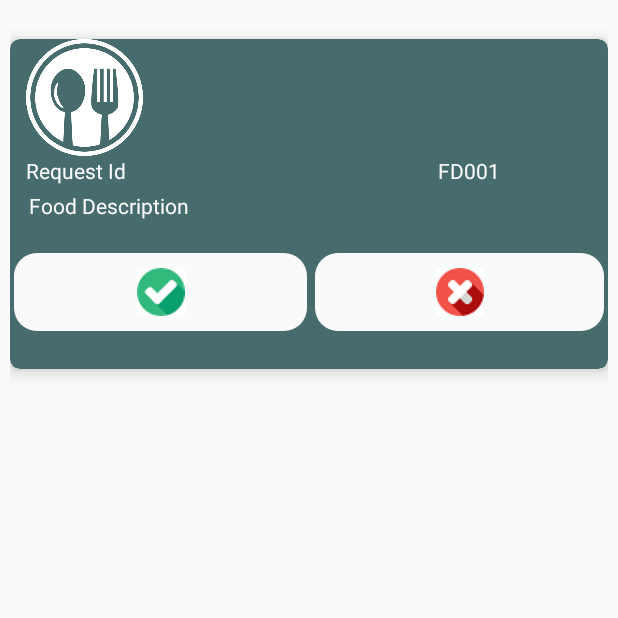
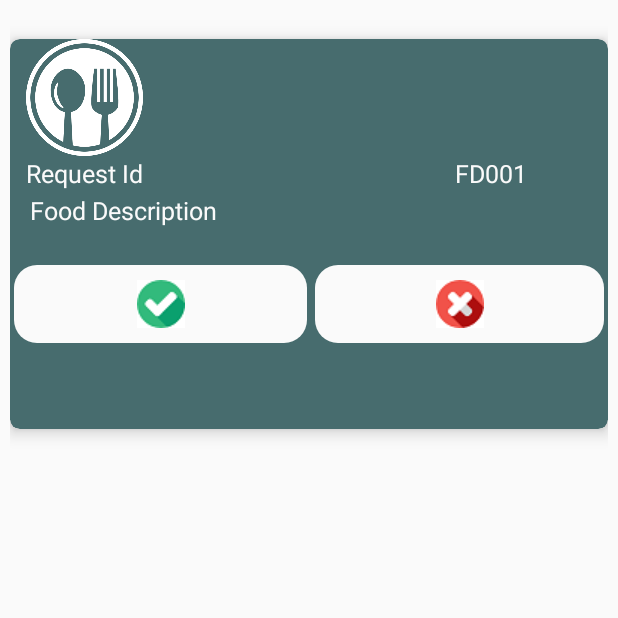
Before and after one commit to RachitShah1299/Volunteer, an Android app: the SampleHome screen opened directly, with no data from a screen before it, on a phone screen of 412 x 824 dp, the top half of it. Run offline under Robolectric (Android 15) with nearby library versions, the phone set to English and light mode, and no system bars; our stand-ins replace Firebase (no records; nobody signed in at launch, a user with empty details on screens opened directly), sdp/ssp sizes.

```diff
--- a/app/build.gradle
+++ b/app/build.gradle
@@ -38,6 +38,10 @@ dependencies {
     implementation 'com.google.firebase:firebase-database:16.0.1'
     implementation 'com.google.firebase:firebase-auth:16.0.1'
     implementation 'com.google.android.gms:play-services-maps:15.0.1'
+    implementation 'com.firebaseui:firebase-ui-storage:2.1.1'
+    implementation 'com.google.firebase:firebase-storage:11.0.2'
 
 
+    implementation 'com.google.firebase:firebase-storage:16.0.1'
+    implementation 'com.google.firebase:firebase-auth:16.0.1'
 }
--- a/app/src/main/java/com/example/rachitshah/volunteer/Forgotpassword.java
+++ b/app/src/main/java/com/example/rachitshah/volunteer/Forgotpassword.java
@@ -24,8 +24,8 @@ public class Forgotpassword extends AppCompatActivity {
     protected void onCreate(Bundle savedInstanceState) {
         super.onCreate(savedInstanceState);
         setContentView(R.layout.activity_forgotpassword);
-        this.getWindow().setFlags(WindowManager.LayoutParams.FLAG_FULLSCREEN,
-                WindowManager.LayoutParams.FLAG_FULLSCREEN); //show the activity in full screen
+      /*  this.getWindow().setFlags(WindowManager.LayoutParams.FLAG_FULLSCREEN,
+                WindowManager.LayoutParams.FLAG_FULLSCREEN); //show the activity in full screen*/
 
         setContentView(R.layout.activity_forgotpassword);
         btn = (Button) findViewById(R.id.btn);
--- a/app/src/main/java/com/example/rachitshah/volunteer/SampleHome.java
+++ b/app/src/main/java/com/example/rachitshah/volunteer/SampleHome.java
@@ -3,6 +3,7 @@ package com.example.rachitshah.volunteer;
 import android.content.Context;
 import android.content.Intent;
 import android.content.SharedPreferences;
+import android.net.Uri;
 import android.support.annotation.NonNull;
 import android.support.v7.app.AppCompatActivity;
 import android.os.Bundle;
@@ -25,31 +26,39 @@ import java.util.ArrayList;
 
 public class SampleHome extends AppCompatActivity {
 
-    String key, rname, desc, fddate, vname, status, key1, place,rid,address;
+    String key, rname, desc, fddate, vname, status, key1, place, rid, address,stremail;
     ImageButton btnyes, btnno;
-    DatabaseReference myref, myref2;
+    DatabaseReference myref, myref2,volunteerinfo;
     FirebaseAuth mauth;
-    TextView textView,resname,resloc;
+    TextView textView, resname, resloc, call, contact;
+    Button pickup;
 
-    /*public SampleHome(String key) {
+
+    /*
+    public SampleHome(String key) {
         this.key= key;
     }
-*/
+    */
+
     @Override
     protected void onCreate(Bundle savedInstanceState) {
         super.onCreate(savedInstanceState);
         setContentView(R.layout.activity_sample_home);
 
         Intent it = getIntent();
-        String key = it.getStringExtra("key");
+        key = it.getStringExtra("key");
         rname = it.getStringExtra("rname");
         fddate = it.getStringExtra("date");
         address = it.getStringExtra("Address");
         rid = it.getStringExtra("rid");
         desc = it.getStringExtra("desc");
-        textView= (TextView)findViewById(R.id.ln);
-        resloc= (TextView)findViewById(R.id.resloc);
-        resname= (TextView)findViewById(R.id.resname);
+        textView = (TextView) findViewById(R.id.ln);
+        resloc = (TextView) findViewById(R.id.resloc);
+        resname = (TextView) findViewById(R.id.resname);
+        pickup = (Button) findViewById(R.id.pickup);
+        call = (TextView) findViewById(R.id.call);
+        contact = (TextView) findViewById(R.id.contact);
+
 
         resname.setText(rname);
         resloc.setText(address);
@@ -57,11 +66,41 @@ public class SampleHome extends AppCompatActivity {
         btnyes = (ImageButton) findViewById(R.id.yes);
         btnno = (ImageButton) findViewById(R.id.no);
         textView.setText(desc);
+        volunteerinfo = FirebaseDatabase.getInstance().getReference("Volunteers");
         myref = FirebaseDatabase.getInstance().getReference("FoodRequest");
         myref2 = FirebaseDatabase.getInstance().getReference("FoodRequestAcceptance");
         place = "Gulbai Tekra";
 
         mauth = FirebaseAuth.getInstance();
+        SharedPreferences sharedPreferences = getSharedPreferences("Volunteer_log", Context.MODE_PRIVATE);
+        stremail = sharedPreferences.getString("Email", "");
+        volunteerinfo.addValueEventListener(new ValueEventListener() {
+            @Override
+            public void onDataChange(@NonNull DataSnapshot dataSnapshot) {
+                for (DataSnapshot snapshot : dataSnapshot.getChildren()) {
+                    Volunteers users = snapshot.getValue(Volunteers.class);
+                    if(stremail.equals(users.getemail())){
+                        vname=users.getVname();
+                    }
+                }
+            }
+
+            @Override
+            public void onCancelled(@NonNull DatabaseError databaseError) {
+
+            }
+        });
+
+
+        call.setOnClickListener(new View.OnClickListener() {
+            @Override
+            public void onClick(View v) {
+                Intent intent = new Intent(Intent.ACTION_DIAL);
+                intent.setData(Uri.parse("tel:8989460723"));
+                startActivity(intent);
+
+            }
+        });
 
         btnyes.setOnClickListener(new View.OnClickListener() {
             @Override
@@ -73,9 +112,10 @@ public class SampleHome extends AppCompatActivity {
                 FirebaseUser user = mauth.getCurrentUser();
                 key1 = user.getUid();
 
-                Log.e("RESAAANAME","IS: "+ rname);
+                Log.e("RESAAANAME", "IS: " + rname);
                 FoodRequestAcceptance foodRequestAcceptance = new FoodRequestAcceptance();
                 foodRequestAcceptance.setKey(key1);
+                foodRequestAcceptance.setFrid(key);
                 foodRequestAcceptance.setRname(rname);
                 foodRequestAcceptance.setVname(vname);
                 foodRequestAcceptance.setLoc(place);
@@ -86,15 +126,9 @@ public class SampleHome extends AppCompatActivity {
 
                 myref2.child(key1).setValue(foodRequestAcceptance);
 
-                Log.e("KEYKEY","Key is"+key1);
-                Intent intent = new Intent(SampleHome.this, Delivery.class);
+                Log.e("KEYKEY", "Key is" + key1);
+                setVisibility();
 
-                intent.putExtra("rname",rname);
-                intent.putExtra("vname",vname);
-                intent.putExtra("location",place);
-                intent.putExtra("Request",rid);
-                intent.putExtra("deldate",fddate);
-                startActivity(intent);
 
             }
         });
@@ -110,6 +144,7 @@ public class SampleHome extends AppCompatActivity {
 
                 FoodRequestAcceptance foodRequestAcceptance = new FoodRequestAcceptance();
                 foodRequestAcceptance.setKey(key1);
+                foodRequestAcceptance.setFrid(key);
                 foodRequestAcceptance.setRname(rname);
                 foodRequestAcceptance.setVname(vname);
                 foodRequestAcceptance.setLoc(place);
@@ -123,6 +158,30 @@ public class SampleHome extends AppCompatActivity {
             }
         });
 
+        pickup.setOnClickListener(new View.OnClickListener() {
+            @Override
+            public void onClick(View v) {
+                Intent intent = new Intent(SampleHome.this, Delivery.class);
+                intent.putExtra("rname", rname);
+                intent.putExtra("vname", vname);
+                intent.putExtra("location", place);
+                intent.putExtra("Request", rid);
+                intent.putExtra("deldate", fddate);
+
+                startActivity(intent);
+            }
+        });
+
+
+    }
+
+    private void setVisibility() {
+        btnyes.setVisibility(View.GONE);
+        btnno.setVisibility(View.GONE);
+        call.setVisibility(View.VISIBLE);
+        contact.setVisibility(View.VISIBLE);
+        pickup.setVisibility(View.VISIBLE);
+
 
     }
 
@@ -131,4 +190,6 @@ public class SampleHome extends AppCompatActivity {
         vname = sharedPreferences.getString("Name", "");
 
     }
+
+
 }
--- a/app/src/main/java/com/example/rachitshah/volunteer/vol_feedback.java
+++ b/app/src/main/java/com/example/rachitshah/volunteer/vol_feedback.java
@@ -30,8 +30,8 @@ public class vol_feedback extends AppCompatActivity {
     protected void onCreate(Bundle savedInstanceState) {
         super.onCreate(savedInstanceState);
 
-        this.getWindow().setFlags(WindowManager.LayoutParams.FLAG_FULLSCREEN,
-                WindowManager.LayoutParams.FLAG_FULLSCREEN); //show the activity in full screen
+      /*  this.getWindow().setFlags(WindowManager.LayoutParams.FLAG_FULLSCREEN,
+                WindowManager.LayoutParams.FLAG_FULLSCREEN); //show the activity in full screen*/
 
         setContentView(R.layout.activity_vol_feedback);
 
--- a/app/src/main/res/layout/activity_delivery.xml
+++ b/app/src/main/res/layout/activity_delivery.xml
@@ -21,9 +21,9 @@
         android:text="Deliver " />
 
     <TextView
+        android:id="@+id/address"
         android:layout_width="match_parent"
         android:layout_height="wrap_content"
-        android:id="@+id/address"
-        android:layout_below="@id/deliver_btn"
-        />
+        android:layout_below="@id/deliver_btn" />
+
 </RelativeLayout>
--- a/app/src/main/res/layout/activity_sample_home.xml
+++ b/app/src/main/res/layout/activity_sample_home.xml
@@ -5,18 +5,20 @@
     android:layout_width="match_parent"
     android:layout_height="match_parent"
     android:layout_margin="@dimen/_5sdp"
-    tools:context=".SampleHome">
+    tools:context=".SampleHome"
+    >
 
     <android.support.v7.widget.CardView
+
         android:id="@+id/c1"
         android:layout_width="match_parent"
-        android:layout_height="220dp"
+        android:layout_height="260dp"
         android:layout_marginTop="@dimen/_15sdp"
         android:elevation="@dimen/_5sdp"
+        app:cardBackgroundColor="@color/startblue"
         app:cardCornerRadius="@dimen/_5sdp"
         app:cardElevation="@dimen/_5sdp"
-        app:cardBackgroundColor="@color/startblue"
-        >
+        android:padding="@dimen/_5sdp">
 
         <RelativeLayout
             android:layout_width="match_parent"
@@ -48,7 +50,8 @@
                 android:layout_marginLeft="@dimen/_8sdp"
                 android:layout_toRightOf="@+id/img"
                 android:text="S.G Highway"
-                android:textColor="@color/graylight" />
+                android:textColor="@color/graylight"
+                android:textSize="@dimen/_13sdp" />
 
             <TextView
                 android:id="@+id/rid"
@@ -57,7 +60,8 @@
                 android:layout_below="@+id/img"
                 android:layout_marginLeft="@dimen/_8sdp"
                 android:text="Request Id"
-                android:textColor="@color/graylight" />
+                android:textColor="@color/graylight"
+                android:textSize="@dimen/_13sdp" />
 
             <TextView
                 android:id="@+id/req"
@@ -67,7 +71,8 @@
                 android:layout_marginLeft="@dimen/_160sdp"
                 android:layout_toRightOf="@+id/rid"
                 android:text="FD001"
-                android:textColor="@color/graylight" />
+                android:textColor="@color/graylight"
+                android:textSize="@dimen/_13sdp" />
 
 
             <TextView
@@ -75,12 +80,13 @@
                 android:layout_width="wrap_content"
                 android:layout_height="wrap_content"
                 android:layout_below="@+id/rid"
-                android:layout_marginLeft="-65dp"
-                android:layout_marginTop="4dp"
+                android:layout_marginLeft="-75dp"
+                android:layout_marginTop="2dp"
                 android:layout_toRightOf="@+id/rid"
                 android:gravity="center"
                 android:text="Food Description"
-                android:textColor="@color/graylight" />
+                android:textColor="@color/graylight"
+                android:textSize="@dimen/_13sdp" />
 
 
             <TextView
@@ -90,7 +96,8 @@
                 android:layout_below="@+id/food_desc"
                 android:layout_marginLeft="@dimen/_8sdp"
                 android:text="-------------------------------------------------------------------------------------"
-                android:textColor="@color/graylight" />
+                android:textColor="@color/graylight"
+                android:textSize="@dimen/_13sdp" />
 
             <ImageButton
                 android:id="@+id/yes"
@@ -110,8 +117,47 @@
                 android:layout_toRightOf="@+id/yes"
                 android:background="@drawable/round"
                 android:src="@drawable/dc" />
+
+            <TextView
+                android:id="@+id/contact"
+                android:layout_width="wrap_content"
+
+                android:layout_height="wrap_content"
+                android:layout_below="@id/ln"
+                android:layout_marginLeft="@dimen/_8sdp"
+                android:text="Contact Restaurant"
+                android:textColor="@color/graylight"
+                android:textSize="@dimen/_13sdp"
+                android:visibility="gone" />
+
+            <TextView
+                android:id="@+id/call"
+                android:layout_width="wrap_content"
+                android:layout_height="wrap_content"
+                android:layout_below="@+id/ln"
+                android:layout_marginTop="-2dp"
+                android:text="@string/Call"
+                android:textColor="@color/graylight"
+                android:textSize="@dimen/_13sdp"
+                android:visibility="gone"
+                android:layout_marginLeft="@dimen/_160sdp"
+
+                />
+
+
         </RelativeLayout>
+
+
     </android.support.v7.widget.CardView>
+
+    <Button
+        android:id="@+id/pickup"
+        android:layout_width="match_parent"
+        android:layout_height="wrap_content"
+        android:layout_below="@id/c1"
+        android:layout_marginTop="@dimen/_10sdp"
+        android:text="Food Pickup"
+        android:visibility="invisible" />
 
 
 </RelativeLayout>
--- a/app/src/main/res/layout/activity_vol_profile.xml
+++ b/app/src/main/res/layout/activity_vol_profile.xml
@@ -5,7 +5,6 @@
     android:layout_height="match_parent"
     tools:context=".vol_profile"
     android:orientation="horizontal">
-
 
     <LinearLayout
         android:id="@+id/l1"
@@ -72,7 +71,7 @@
                     android:layout_centerHorizontal="true"
                     android:layout_marginTop="122dp"
                     android:elevation="10px"
-                    android:src="@drawable/profile" />
+                    android:src="@drawable/vrudhi" />
 
                 <LinearLayout
                     android:layout_width="match_parent"
--- a/app/src/main/res/layout/nav_header_home.xml
+++ b/app/src/main/res/layout/nav_header_home.xml
@@ -18,6 +18,7 @@
         android:layout_height="80dp"
         android:contentDescription="@string/nav_header_desc"
         android:paddingTop="@dimen/nav_header_vertical_spacing"
+        android:src="@drawable/profile"
         app:srcCompat="@drawable/vv" />
 
     <TextView
--- a/app/src/main/res/values/colors.xml
+++ b/app/src/main/res/values/colors.xml
@@ -11,6 +11,7 @@
     <color name="light_black">#504f4f</color>
     <color name="white">#fafafa</color>
     <color name="black">#000000</color>
+    <color name="link">#6bbf54</color>
 
 
     <color name="colorAccentsa">#efe6e9</color>
--- a/app/src/main/res/values/strings.xml
+++ b/app/src/main/res/values/strings.xml
@@ -18,6 +18,7 @@
     <string name="request_id">Request Id</string>
     <string name="Open_Navigation">Open Navigation</string>
     <string name="Close_Navigation">Close Navigation</string>
+    <string name="Call"><u>Call Now</u></string>
 
     <string name="Gender_Prompt">Gender</string>
     <string-array name="Gender">
```
Also changed, not shown: app/src/main/AndroidManifest.xml (+6 -9 lines), app/src/main/java/com/example/rachitshah/volunteer/Delivery.java (+6 -21 lines), app/src/main/java/com/example/rachitshah/volunteer/FoodRequestAcceptance.java (+10 -1 lines), app/src/main/java/com/example/rachitshah/volunteer/Home.java (+65 -14 lines), app/src/main/java/com/example/rachitshah/volunteer/Login.java (+14 -3 lines), app/src/main/java/com/example/rachitshah/volunteer/Recent.java (+40 -4 lines), app/src/main/java/com/example/rachitshah/volunteer/Signup.java (+77 -6 lines), app/src/main/java/com/example/rachitshah/volunteer/vol_profile.java (+21 -39 lines), app/src/main/res/layout/dialog_layout.xml (+22 -3 lines), app/src/main/res/drawable-v21/vrudhi.jpg (added).
